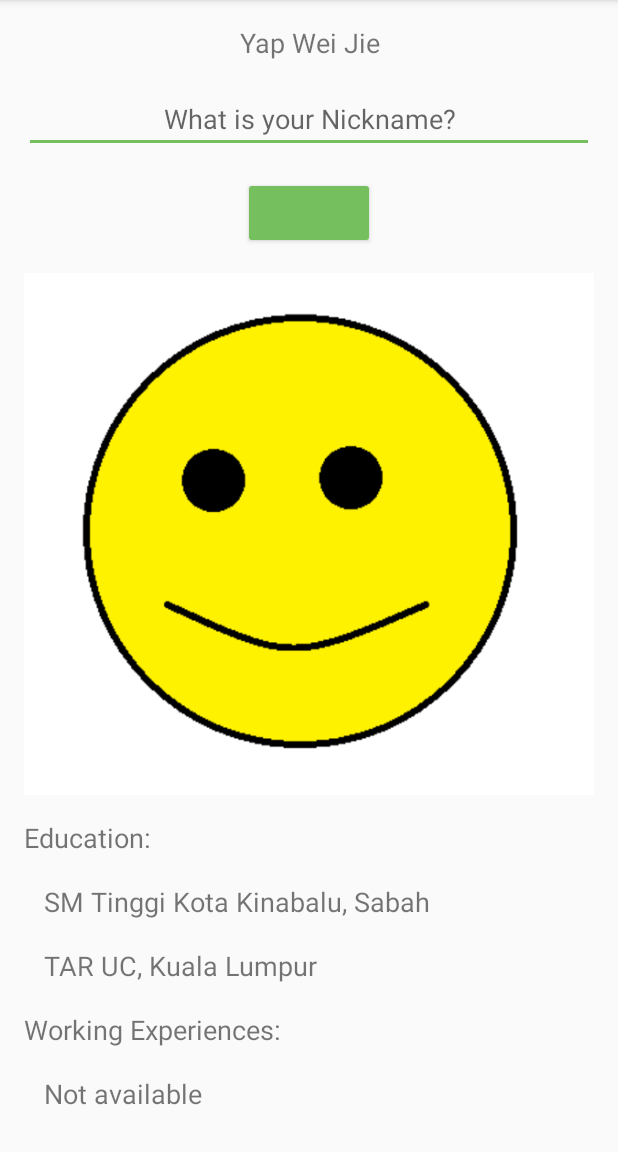
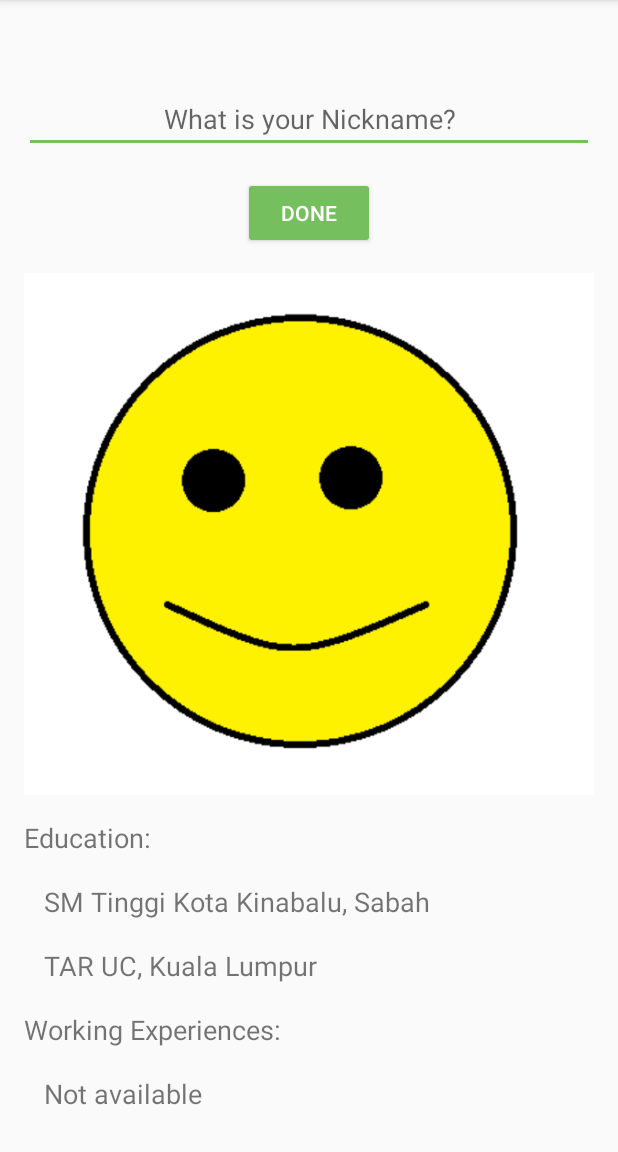
Before and after one commit to weijie0216/AboutMe, an Android app: the screen it shows after launch (MainActivity), on a phone screen of 412 x 824 dp, the part 84-1236 px from its top. Run offline under Robolectric (Android 15) with nearby library versions, the phone set to English and light mode, and no system bars; our stand-ins replace data binding; Roboto replaces fonts that are not available here; 1 statement that could not run was skipped.

Commit message:
version3

```diff
--- a/app/build.gradle
+++ b/app/build.gradle
@@ -21,6 +21,9 @@ android {
             proguardFiles getDefaultProguardFile('proguard-android-optimize.txt'), 'proguard-rules.pro'
         }
     }
+    dataBinding {
+        enabled = true
+    }
 }
 
 dependencies {
--- a/app/src/main/java/com/example/aboutme/MainActivity.kt
+++ b/app/src/main/java/com/example/aboutme/MainActivity.kt
@@ -8,13 +8,19 @@ import android.view.inputmethod.InputMethodManager
 import android.widget.Button
 import android.widget.EditText
 import android.widget.TextView
+import androidx.databinding.DataBindingUtil
+import com.example.aboutme.databinding.ActivityMainBinding
 
 class MainActivity : AppCompatActivity() {
 
+    private lateinit var binding: ActivityMainBinding
+    private val myName: MyName = MyName("Yap Wei Jie")
+
     override fun onCreate(savedInstanceState: Bundle?) {
         super.onCreate(savedInstanceState)
-        setContentView(R.layout.activity_main)
-        findViewById<Button>(R.id.buttonDone).setOnClickListener {
+        binding.myName = myName
+        binding = DataBindingUtil.setContentView(this, R.layout.activity_main)
+        binding.buttonDone.setOnClickListener {
             addNickname(it)
         }
         findViewById<TextView>(R.id.textViewNickname_text).setOnClickListener {
@@ -23,12 +29,14 @@ class MainActivity : AppCompatActivity() {
     }
 
     private fun addNickname(view: View)  {
-        val editText = findViewById<EditText>(R.id.editTextNickname_edit)
-        val nicknameTextView = findViewById<TextView>(R.id.textViewNickname_text)
-        nicknameTextView.text = editText.text
-        editText.visibility = View.GONE
-        view.visibility = View.GONE
-        nicknameTextView.visibility = View.VISIBLE
+        binding.apply {
+            myName?.nickname = editTextNicknameEdit.text.toString()
+            invalidateAll()
+            editTextNicknameEdit.visibility = View.GONE
+            buttonDone.visibility = View.GONE
+            textViewNicknameText.visibility = View.VISIBLE
+        }
+
         val inputMethodManager = getSystemService(Context.INPUT_METHOD_SERVICE) as InputMethodManager
         inputMethodManager.hideSoftInputFromWindow(view.windowToken,0)
     }
--- /dev/null
+++ b/app/src/main/java/com/example/aboutme/MyName.kt
@@ -0,0 +1,3 @@
+package com.example.aboutme
+
+data class MyName(var name: String = "", var nickname: String = "")
--- a/app/src/main/res/layout/activity_main.xml
+++ b/app/src/main/res/layout/activity_main.xml
@@ -1,7 +1,14 @@
 <?xml version="1.0" encoding="utf-8"?>
-<LinearLayout xmlns:android="http://schemas.android.com/apk/res/android"
-    xmlns:app="http://schemas.android.com/apk/res-auto"
-    xmlns:tools="http://schemas.android.com/tools"
+<layout xmlns:tools="http://schemas.android.com/tools"
+    xmlns:android="http://schemas.android.com/apk/res/android"
+    xmlns:app="http://schemas.android.com/apk/res-auto">
+    <data>
+        <variable
+            name="myName"
+            type="com.example.aboutme.MyName" />
+
+    </data>
+    <LinearLayout
         android:layout_width="match_parent"
         android:layout_height="match_parent"
         android:orientation="vertical"
@@ -13,7 +20,7 @@
             style="@style/my_text_style"
             android:gravity="center"
             android:paddingBottom="@dimen/layout_padding"
-        android:text="@string/my_name"
+            android:text="@={myName.name}"
             app:fontFamily="@font/roboto" />
 
         <EditText
@@ -34,7 +41,7 @@
             android:layout_height="wrap_content"
             android:layout_gravity="center_horizontal"
             android:layout_marginTop="@dimen/layout_padding"
-        tools:text="@string/done" />
+            android:text="@string/done" />
 
         <TextView
             android:id="@+id/textViewNickname_text"
@@ -45,7 +52,8 @@
             android:gravity="center"
             android:paddingTop="@dimen/small_padding"
             android:paddingBottom="@dimen/small_padding"
-        android:visibility="gone" />
+            android:visibility="gone"
+            android:text="@={myName.nickname}"/>
 
         <ImageView
             android:id="@+id/imageViewProfilePicture"
@@ -72,5 +80,5 @@
                     android:text="@string/profile_desc" />
             </LinearLayout>
         </ScrollView>
-
     </LinearLayout>
+</layout>
```
Lines whose indentation alone changed are shown as unchanged.
